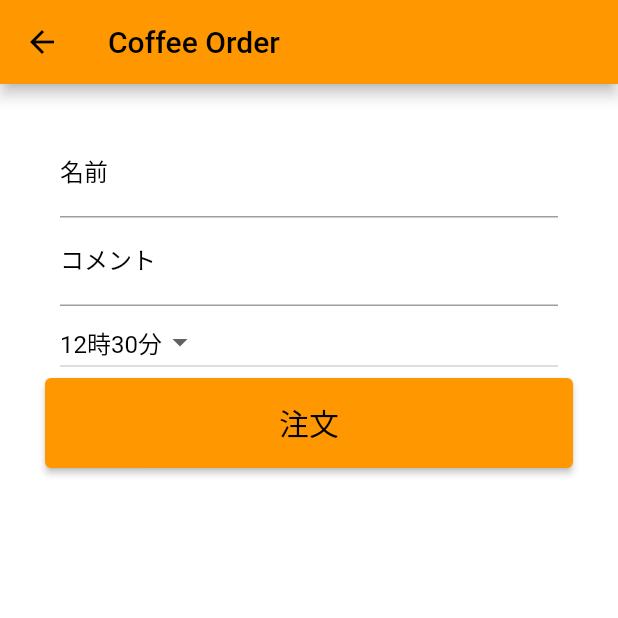
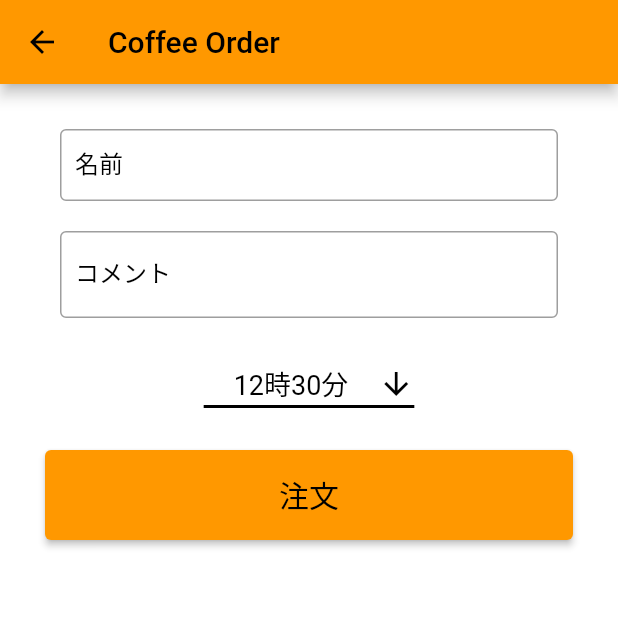
Before and after one commit to shinnkura/simple_lunch, a Flutter app: the OrderPage screen opened by its route, on a phone screen of 412 x 824 dp, the top half of it. Run offline on Flutter 3.47's test engine with Material 2 defaults, Android fonts, the phone set to English and light mode, and no system bars; our stand-ins replace cloud_firestore, firebase_core, shared_preferences; accounts and stored records are empty.

Commit message:
メニュー注文画面の変更

```diff
--- a/lib/screens/edit_menu.dart
+++ b/lib/screens/edit_menu.dart
@@ -57,12 +57,6 @@ class EditMenuScreen extends StatelessWidget {
                   border: OutlineInputBorder(),
                   contentPadding: EdgeInsets.all(10),
                 ),
-                // validator: (value) {
-                //   if (value == null || value.isEmpty) {
-                //     return '説明を入力してください';
-                //   }
-                //   return null;
-                // },
                 onSaved: (value) {
                   _menuDescription = value!;
                 },
@@ -76,7 +70,10 @@ class EditMenuScreen extends StatelessWidget {
                     Navigator.pop(context);
                   }
                 },
-                child: const Text('保存'),
+                style: ElevatedButton.styleFrom(
+                  backgroundColor: kPrimaryColor,
+                ),
+                child: const Text('保存', style: TextStyle(color: kTextColor)),
               ),
             ],
           ),
--- a/lib/screens/order.dart
+++ b/lib/screens/order.dart
@@ -88,6 +88,8 @@ class _OrderPageState extends State<OrderPage> {
                 style: Theme.of(context).textTheme.titleMedium,
                 decoration: const InputDecoration(
                   labelText: '名前',
+                  border: OutlineInputBorder(),
+                  contentPadding: EdgeInsets.all(10),
                   labelStyle: TextStyle(color: kTextColor),
                   focusedBorder: UnderlineInputBorder(
                     borderSide: BorderSide(color: kTextColor),
@@ -104,22 +106,29 @@ class _OrderPageState extends State<OrderPage> {
                 },
               ),
             ),
+            const SizedBox(height: 20.0),
             Padding(
               padding: const EdgeInsets.symmetric(horizontal: 10),
               child: TextFormField(
-                controller: _commentController, // コメント入力フィールド
+                maxLines: 2,
+                controller: _commentController,
                 style: Theme.of(context).textTheme.titleMedium,
                 decoration: const InputDecoration(
                   labelText: 'コメント',
                   labelStyle: TextStyle(color: kTextColor),
+                  border: OutlineInputBorder(),
+                  contentPadding: EdgeInsets.all(10),
                   focusedBorder: UnderlineInputBorder(
                     borderSide: BorderSide(color: kTextColor),
                   ),
                 ),
               ),
             ),
+            const SizedBox(height: 20.0),
             Padding(
               padding: const EdgeInsets.symmetric(horizontal: 10),
+              child: Align(
+                alignment: Alignment.center,
                 child: DropdownButton<String>(
                   value: timeDropdownValue,
                   onChanged: (String? newValue) {
@@ -127,6 +136,11 @@ class _OrderPageState extends State<OrderPage> {
                       timeDropdownValue = newValue!;
                     });
                   },
+                  underline: Container(
+                    height: 2,
+                    color: kTextColor,
+                  ),
+                  icon: Icon(Icons.arrow_downward, color: kTextColor),
                   items: <String>[
                     "12時30分",
                     "13時00分",
@@ -138,11 +152,24 @@ class _OrderPageState extends State<OrderPage> {
                   ].map<DropdownMenuItem<String>>((String value) {
                     return DropdownMenuItem<String>(
                       value: value,
-                    child: Text(value),
+                      child: Padding(
+                        padding: EdgeInsets.symmetric(
+                          vertical: 10,
+                          horizontal: 20,
+                        ),
+                        child: Text(
+                          value,
+                          style: TextStyle(
+                            fontSize: 18,
+                          ),
+                        ),
+                      ),
                     );
                   }).toList(),
                 ),
               ),
+            ),
+            const SizedBox(height: 20.0),
             ElevatedButton(
               onPressed: () {
                 if (_formKey.currentState!.validate()) {
```
Also changed, not shown: 1 other file. Lines whose indentation alone changed are shown as unchanged.
